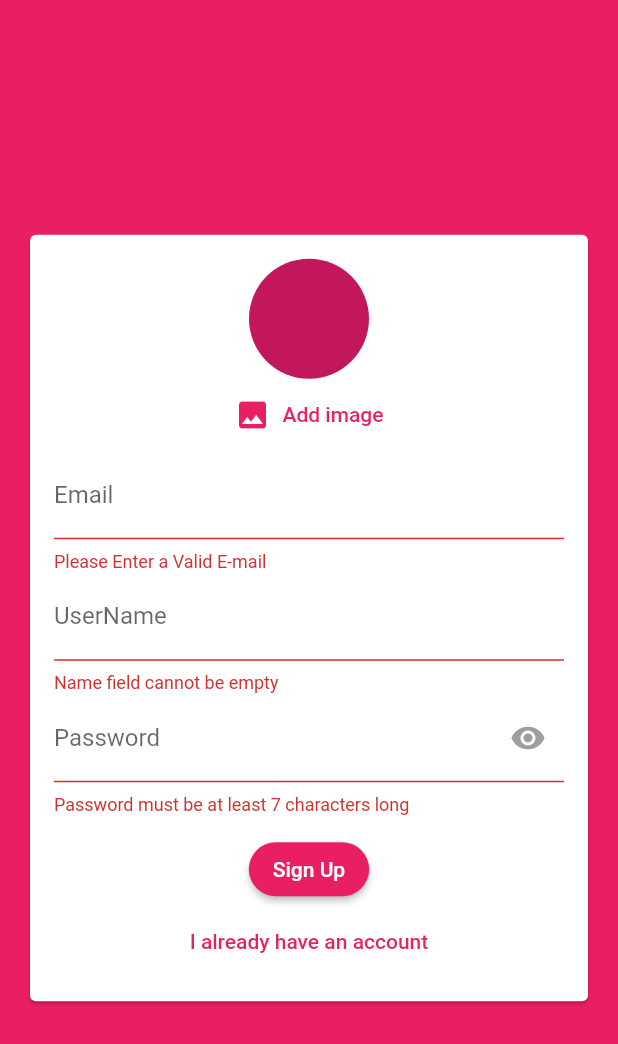
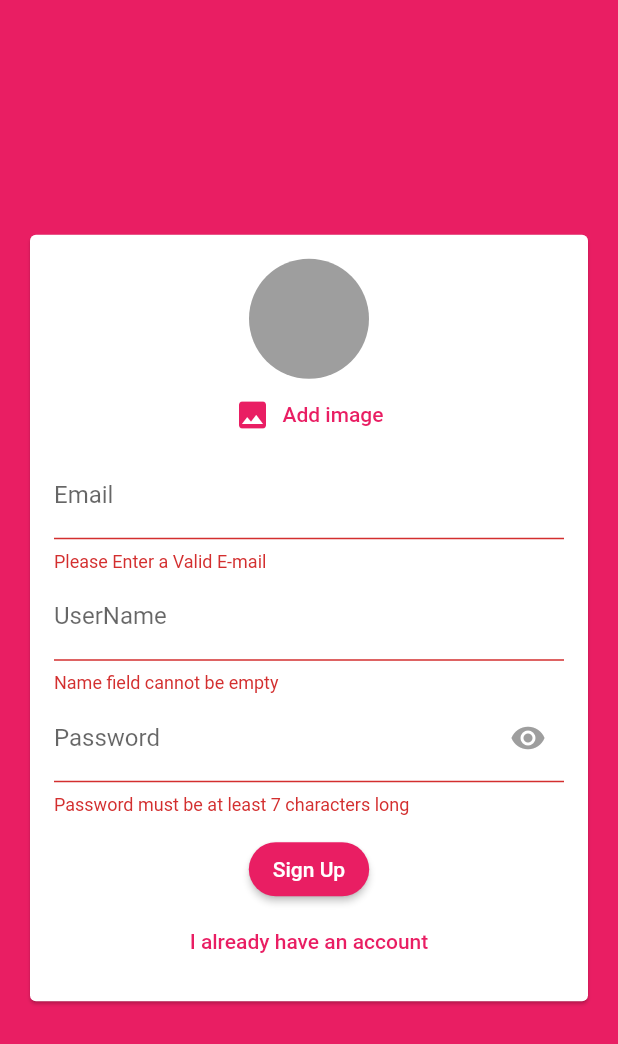
Before and after one commit to joeyyy688/chatapp, a Flutter app: the screen it shows after launch, after a tap on "Login", after a tap on "Create New Account", after a tap on "Add image", on a phone screen of 412 x 824 dp. Shown: the top 1044 px of the screen. Run offline on Flutter 3.47's test engine with Material 2 defaults, Android fonts, the phone set to English and light mode, and no system bars; our stand-ins replace cloud_firestore, firebase_auth, firebase_core, image_picker; accounts and stored records are empty; network calls fail.

Commit message:
added image picker

```diff
--- a/lib/widgets/auth/authForm.dart
+++ b/lib/widgets/auth/authForm.dart
@@ -1,3 +1,4 @@
+import 'package:chatapp/widgets/pickers/imagePicker.dart';
 import 'package:flutter/material.dart';
 
 class AuthForm extends StatefulWidget {
@@ -43,14 +44,7 @@ class _AuthFormState extends State<AuthForm> {
               child: Column(
                 mainAxisSize: MainAxisSize.min,
                 children: [
-                  if (!_isLogin)
-                    CircleAvatar(
-                      radius: 40,
-                    ),
-                  TextButton.icon(
-                      onPressed: () {},
-                      icon: Icon(Icons.image),
-                      label: Text('Add image')),
+                  if (!_isLogin) UserImagePicker(),
                   TextFormField(
                     key: ValueKey('email'),
                     validator: (value) {
--- /dev/null
+++ b/lib/widgets/pickers/imagePicker.dart
@@ -0,0 +1,51 @@
+import 'dart:io';
+
+import 'package:flutter/material.dart';
+import 'package:image_picker/image_picker.dart';
+
+class UserImagePicker extends StatefulWidget {
+  const UserImagePicker({Key? key}) : super(key: key);
+
+  @override
+  _UserImagePickerState createState() => _UserImagePickerState();
+}
+
+class _UserImagePickerState extends State<UserImagePicker> {
+  File? _imageFile;
+  final ImagePicker _picker = ImagePicker();
+
+  // set _imageFile(PickedFile? value) {
+  //   _imageFileList = value == null ? null : [value];
+  // }
+
+  Future<void> _pickImage() async {
+    PickedFile? pickedImage =
+        await _picker.getImage(source: ImageSource.gallery);
+    final File pickedImageFile = File(pickedImage!.path);
+    setState(() {
+      _imageFile = pickedImageFile;
+    });
+  }
+
+  @override
+  Widget build(BuildContext context) {
+    return Container(
+      child: Column(
+        children: [
+          CircleAvatar(
+            radius: 40,
+            backgroundColor: Colors.grey,
+            backgroundImage:
+                _imageFile != null ? FileImage(File(_imageFile!.path)) : null,
+          ),
+          TextButton.icon(
+              onPressed: () {
+                _pickImage();
+              },
+              icon: Icon(Icons.image),
+              label: Text('Add image')),
+        ],
+      ),
+    );
+  }
+}
--- a/pubspec.yaml
+++ b/pubspec.yaml
@@ -32,6 +32,7 @@ dependencies:
   firebase_core: ^1.3.0
   firebase_auth: ^1.4.1
   image_picker: ^0.8.1+2
+  firebase_storage: ^8.1.3
 
 dev_dependencies:
   flutter_test:
```
Also changed, not shown: pubspec.lock.
